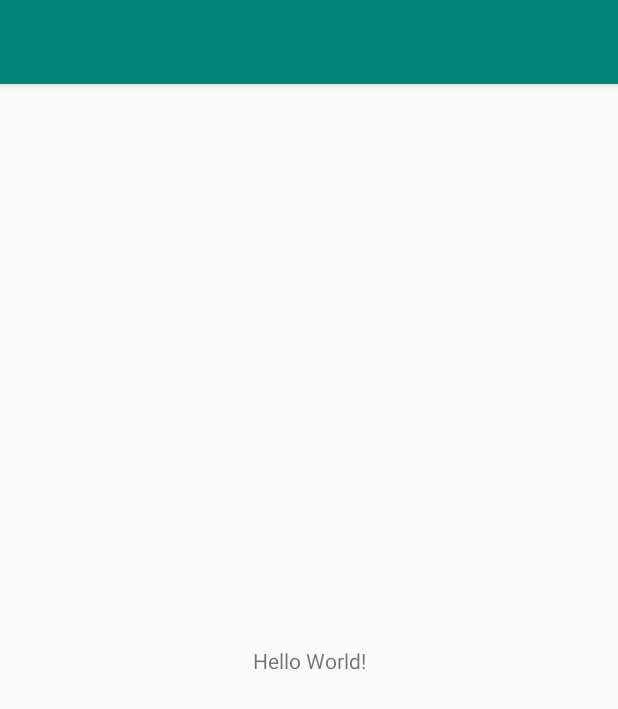
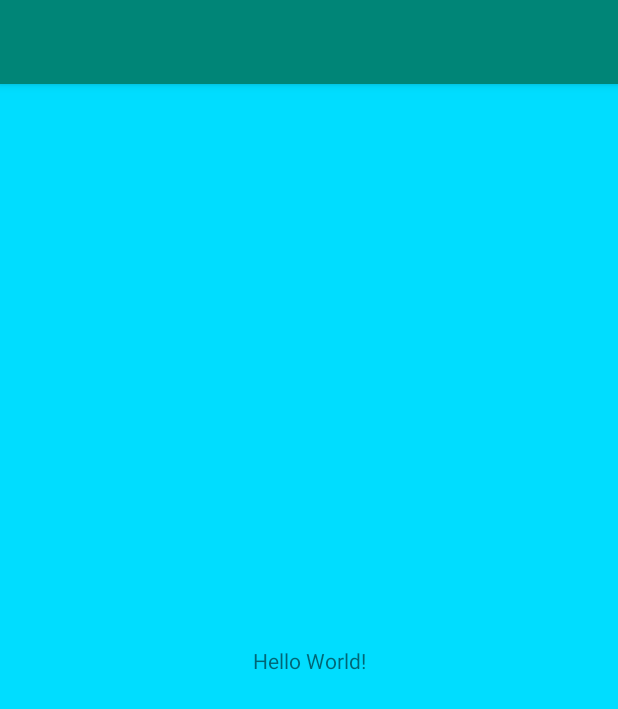
Before and after one commit to yongwoon/balnk, an Android app: the screen it shows after launch (MainActivity), on a phone screen of 412 x 824 dp. Shown: the top 709 px of the screen. Run offline under Robolectric (Android 15) with nearby library versions, the phone set to English and light mode, and no system bars.

Commit message:
set background color

```diff
--- a/HighandLow/app/src/main/res/layout/activity_main.xml
+++ b/HighandLow/app/src/main/res/layout/activity_main.xml
@@ -4,6 +4,7 @@
     xmlns:tools="http://schemas.android.com/tools"
     android:layout_width="match_parent"
     android:layout_height="match_parent"
+    android:background="@android:color/holo_blue_bright"
     tools:context=".MainActivity">
 
     <TextView
```
